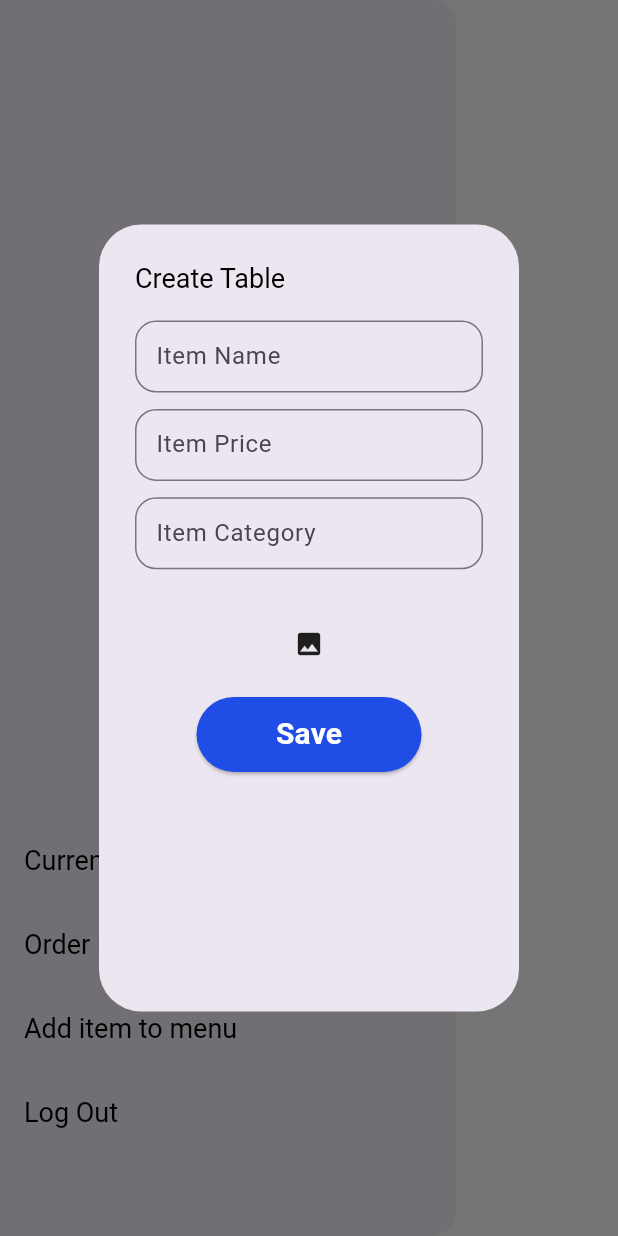
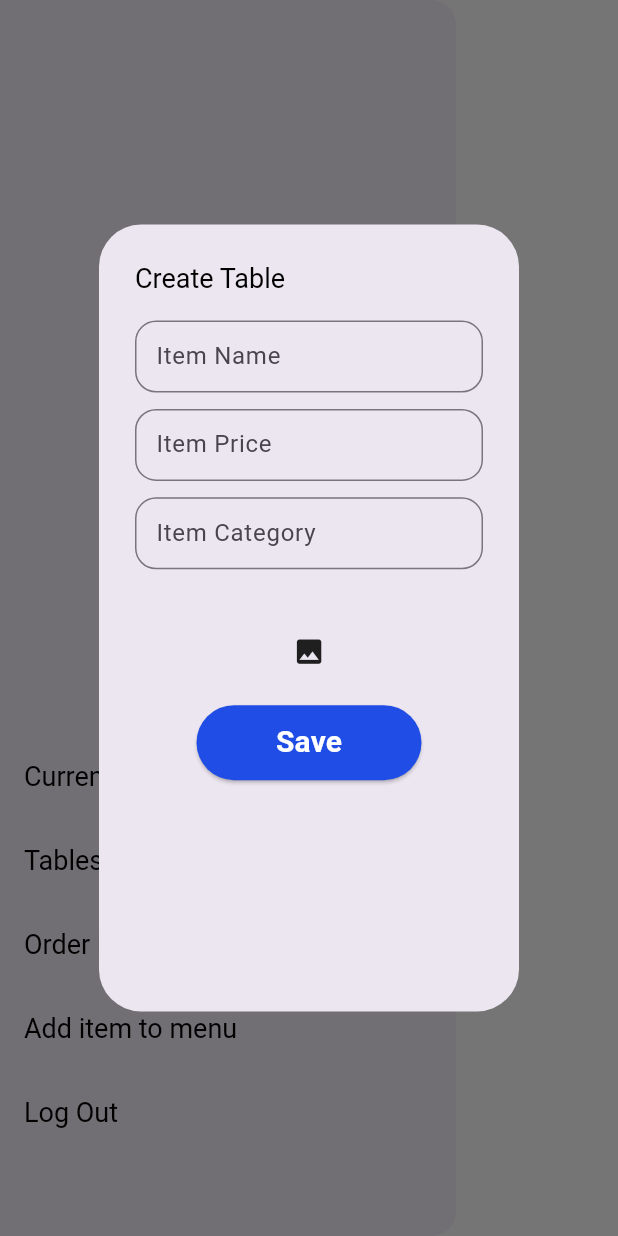
Before and after one commit to ayushh-gautam/DigiRestro, a Flutter app: the HomeDrawer widget shown alone on an empty page, opened directly, after a tap on "Add item to menu", on a phone screen of 412 x 824 dp. Run offline on Flutter 3.47's test engine with Material 3 defaults, Android fonts, the phone set to English and light mode, and no system bars; our stand-ins replace bloc, cached_network_image, cloud_firestore, equatable, firebase_auth, firebase_core and 12 more; accounts and stored records are empty.

Commit message:
table management

```diff
--- a/lib/src/view/home/widget/home_drawer.dart
+++ b/lib/src/view/home/widget/home_drawer.dart
@@ -1,5 +1,7 @@
 // ignore: must_be_immutable
-import 'package:firebase_storage/firebase_storage.dart' as firebase_storage;
+import 'package:DigiRestro/src/view/home/page/table_page.dart';
+import 'package:firebase_auth/firebase_auth.dart';
+// import 'package:firebase_storage/firebase_storage.dart' as firebase_storage;
 import 'package:flutter/material.dart';
 import 'package:flutter_bloc/flutter_bloc.dart';
 import 'package:flutter_screenutil/flutter_screenutil.dart';
@@ -19,8 +21,9 @@ import '../../../repository/image_pick/cubit/image_picker_cubit.dart';
 class HomeDrawer extends StatefulWidget {
   HomeDrawer({
     super.key,
+    this.userCredential,
   });
-
+  final UserCredential? userCredential;
   @override
   State<HomeDrawer> createState() => _HomeDrawerState();
 }
@@ -41,8 +44,8 @@ class _HomeDrawerState extends State<HomeDrawer> {
   // TextEditingController tableNumberController = TextEditingController();
   @override
   Widget build(BuildContext context) {
-    firebase_storage.FirebaseStorage myStorage =
-        firebase_storage.FirebaseStorage.instance;
+    // firebase_storage.FirebaseStorage myStorage =
+    //     firebase_storage.FirebaseStorage.instance;
     return Drawer(
       child: SafeArea(
         child: Column(
@@ -57,6 +60,19 @@ class _HomeDrawerState extends State<HomeDrawer> {
                 ));
               },
               title: CustomText(text: "Current Orders"),
+            ),
+            ListTile(
+              onTap: () {
+                Navigator.push(context, MaterialPageRoute(
+                  builder: (context) {
+                    return TablePage(
+                      userCredential: widget.userCredential,
+                      // isTableManagement: true,
+                    );
+                  },
+                ));
+              },
+              title: CustomText(text: "Tables/NewOrders"),
             ),
             ListTile(
               onTap: () {
@@ -97,31 +113,31 @@ class _HomeDrawerState extends State<HomeDrawer> {
                     CustomTextField(
                       controller: nameController,
                       hintText: 'Item Name',
-                      borderSide: BorderSide(),
+                      borderSide: const BorderSide(),
                     ),
                     Gap(10.h),
                     CustomTextField(
                       hintText: 'Item Price',
                       controller: priceController,
-                      borderSide: BorderSide(),
+                      borderSide: const BorderSide(),
                     ),
                     Gap(10.h),
                     CustomTextField(
                       hintText: 'Item Category',
                       controller: categoriesController,
-                      borderSide: BorderSide(),
+                      borderSide: const BorderSide(),
                     ),
                     GestureDetector(
                       onTap: () {
                         context.read<ImagePickerCubit>().pickImage();
                       },
-                      child: Container(
+                      child: SizedBox(
                         height: 13.h,
-                        child: const Icon(
+                        child: Icon(
                           Icons.image,
-                          size: 20,
+                          size: 20.h,
                         ),
-                      ).addMargin(EdgeInsets.only(top: 40, bottom: 20)),
+                      ).addMargin(EdgeInsets.only(top: 40.h, bottom: 20.h)),
                     ),
                     BlocBuilder<ImagePickerCubit, ImagePickerState>(
                       builder: (context, state) {
@@ -133,7 +149,7 @@ class _HomeDrawerState extends State<HomeDrawer> {
                             fit: BoxFit.cover,
                           );
                         } else {
-                          return SizedBox();
+                          return const SizedBox();
                         }
                       },
                     ),
--- a/lib/src/view/home/widget/table_card.dart
+++ b/lib/src/view/home/widget/table_card.dart
@@ -108,7 +108,7 @@ class _TableCardGridState extends State<TableCardGrid> {
                   Icons.add_circle,
                   color: AppColor.subBlue,
                 ),
-                iconSize: 26,
+                iconSize: 30.h,
               ),
             )
           ],
```
Also changed, not shown: lib/src/view/auth/login.dart (+12 -8 lines), lib/src/view/home/page/home_page.dart (+20 -2 lines), lib/src/view/home/page/table_page.dart (+13 -7 lines).
